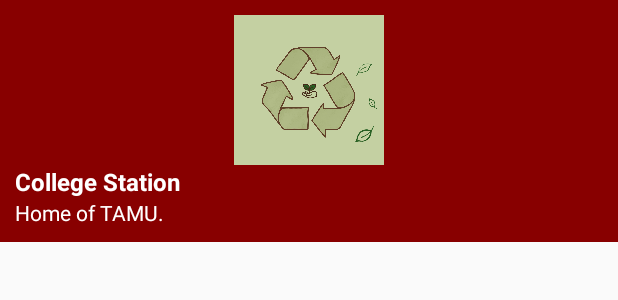
After one commit to lconner1326/ESW-App, an Android app built with Jetpack Compose: the layout info_window_college_station.xml on its own in the app's theme, with its tools: preview values and no code run, on a phone screen of 412 x 824 dp. The commit adds this screen. Shown: the top 300 px of the screen. Run offline under Robolectric (Android 15) with nearby library versions, the phone set to English and light mode, and no system bars.

Commit message:
Customizable windows
Each marker can have customizable window.
- colors are defined in res\values\colors
- cstat one has an image in res\drawable

```diff
--- /dev/null
+++ b/app/src/main/res/layout/info_window_college_station.xml
@@ -0,0 +1,33 @@
+<!-- res/layout/info_window_college_station.xml -->
+<LinearLayout xmlns:android="http://schemas.android.com/apk/res/android"
+    android:layout_width="wrap_content"
+    android:layout_height="wrap_content"
+    android:orientation="vertical"
+    android:padding="10dp"
+    android:background="@color/collegeStationBackground">
+
+    <!-- Image for College Station -->
+    <ImageView
+        android:id="@+id/marker_image"
+        android:layout_width="wrap_content"
+        android:layout_height="100dp"
+        android:src="@drawable/college_station_image"
+        android:contentDescription="College Station Image" />
+
+    <TextView
+        android:id="@+id/marker_title"
+        android:layout_width="wrap_content"
+        android:layout_height="wrap_content"
+        android:text="College Station"
+        android:textColor="@android:color/white"
+        android:textStyle="bold"
+        android:textSize="16sp" />
+
+    <TextView
+        android:id="@+id/marker_snippet"
+        android:layout_width="wrap_content"
+        android:layout_height="wrap_content"
+        android:text="Home of TAMU."
+        android:textColor="@android:color/white"
+        android:textSize="14sp" />
+</LinearLayout>
--- a/app/src/main/res/values/colors.xml
+++ b/app/src/main/res/values/colors.xml
@@ -7,4 +7,8 @@
     <color name="teal_700">#FF018786</color>
     <color name="black">#FF000000</color>
     <color name="white">#FFFFFFFF</color>
+
+    <color name="collegeStationBackground">#880000</color>
+    <color name="mscBackground">#FFC107</color>
+    <color name="testMarkerBackground">#03A9F4</color>
 </resources>
```
Also changed, not shown: app/src/main/java/com/example/eswapp/MainActivity.kt (+135 -28 lines), app/src/main/res/layout/custom_info_window.xml (added, +23 -0 lines), app/src/main/res/layout/info_window_msc.xml (added, +25 -0 lines), app/src/main/res/layout/info_window_test_marker.xml (added, +25 -0 lines), app/src/main/res/drawable/college_station_image.png (added).
